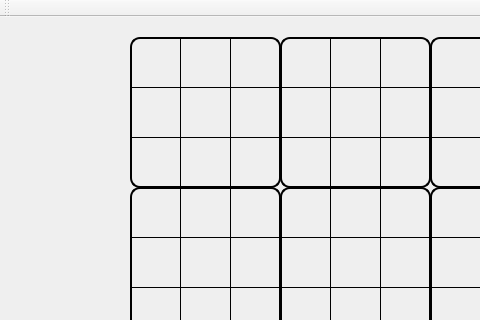
xxr5566833/SudoUi, file mainwindow.ui: the form before one commit; both pictures show x 0 to 480 and y 0 to 320 of the 909 by 677 pixel window.
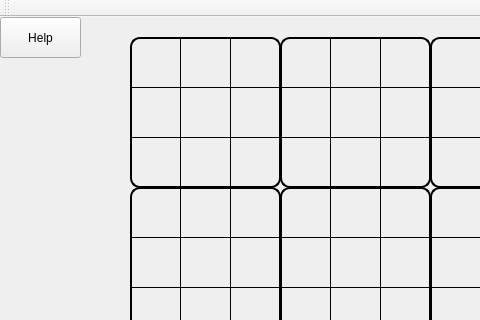
The form after the commit.

Commit message: 1.add help dialog 2.set board_buttons disable when initial or pause 3.red background-color's setting from a whole line to merely set repeated number's background-color

What changed in the file:
```diff
--- a/mainwindow.ui
+++ b/mainwindow.ui
@@ -2930,6 +2930,19 @@
      <string>Record</string>
     </property>
    </widget>
+   <widget class="QPushButton" name="helpButton">
+    <property name="geometry">
+     <rect>
+      <x>0</x>
+      <y>0</y>
+      <width>81</width>
+      <height>41</height>
+     </rect>
+    </property>
+    <property name="text">
+     <string>Help</string>
+    </property>
+   </widget>
   </widget>
   <widget class="QToolBar" name="mainToolBar">
    <attribute name="toolBarArea">
```
The commit also changes 3 other files.
